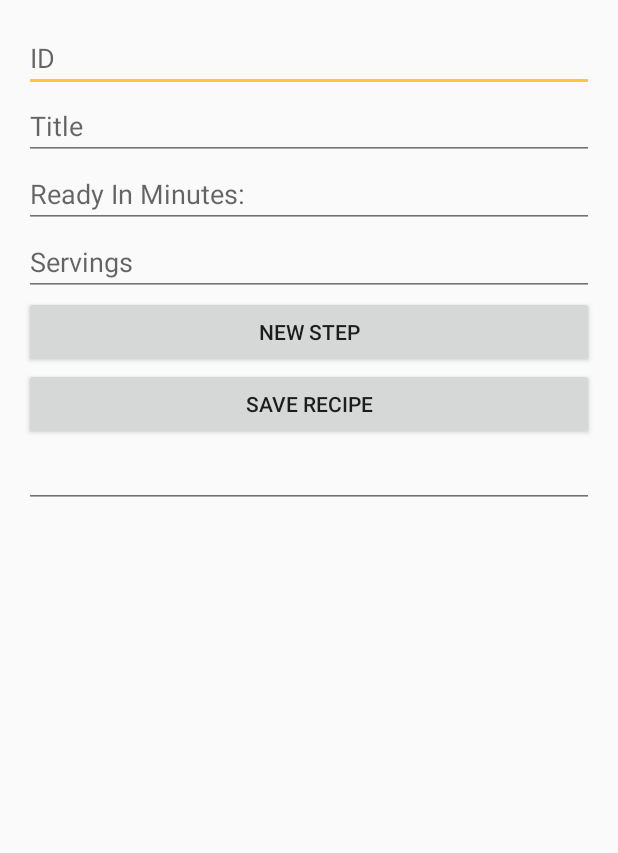
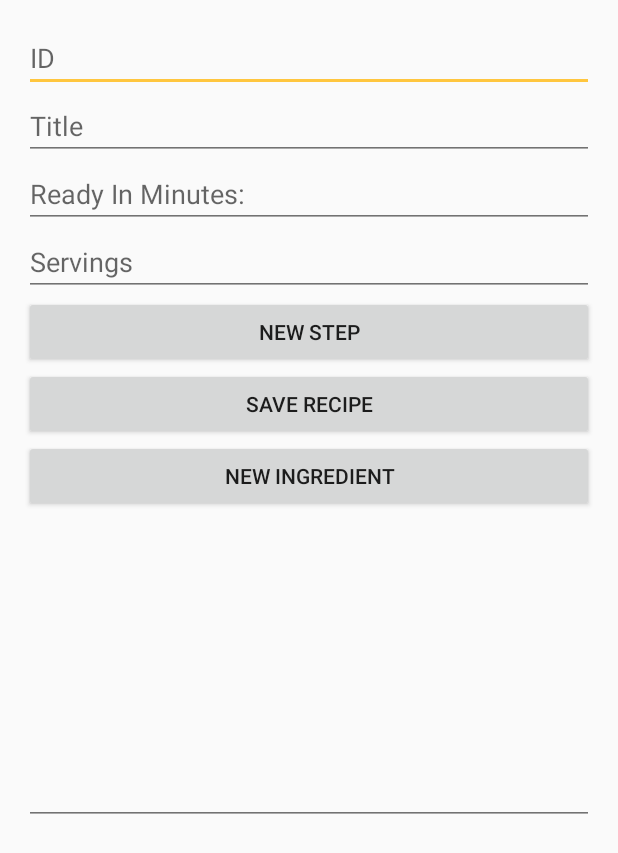
Before and after one commit to paulentine/LookMaCapstone, an Android app: the NewRecipeActivity screen opened directly, with no data from a screen before it, after a tap on "SAVE RECIPE", on a phone screen of 412 x 824 dp. Shown: the top 853 px of the screen. Run offline under Robolectric (Android 15) with nearby library versions, the phone set to English and light mode, and no system bars; our stand-ins replace Firebase (no records; nobody signed in at launch, a user with empty details on screens opened directly); 3 statements that could not run were skipped; 1 other tap on this screen came first.

Commit message:
New Recipes can be created with dynamically-created ingredients field

```diff
--- a/app/src/main/java/com/paulentine/android/capstone/NewRecipeActivity.java
+++ b/app/src/main/java/com/paulentine/android/capstone/NewRecipeActivity.java
@@ -2,9 +2,6 @@ package com.paulentine.android.capstone;
 
 import android.os.Bundle;
 import android.util.Log;
-import android.view.Menu;
-import android.view.MenuInflater;
-import android.view.MenuItem;
 import android.view.View;
 import android.widget.Button;
 import android.widget.EditText;
@@ -13,15 +10,17 @@ import android.widget.TextView;
 import android.widget.Toast;
 
 import androidx.appcompat.app.AppCompatActivity;
-import androidx.appcompat.widget.Toolbar;
+import androidx.appcompat.widget.AppCompatTextView;
 
 import com.google.firebase.firestore.CollectionReference;
 import com.google.firebase.firestore.FirebaseFirestore;
+import com.paulentine.android.capstone.model.ExtendedIngredient;
 import com.paulentine.android.capstone.model.Recipe;
 import com.paulentine.android.capstone.model.Step;
 
+import org.w3c.dom.Text;
+
 import java.util.ArrayList;
-import java.util.Arrays;
 import java.util.List;
 
 public class NewRecipeActivity extends AppCompatActivity {
@@ -54,6 +53,28 @@ public class NewRecipeActivity extends AppCompatActivity {
             }
         });
 
+        final LinearLayout ingredientsLayout = (LinearLayout) findViewById(R.id.ingredients_linear_layout);
+
+        final Button mNewIngredientButton = findViewById(R.id.recipe_button_new_ingredient);
+        mNewIngredientButton.setOnClickListener(new View.OnClickListener() {
+            @Override
+            public void onClick(View view) {
+
+                LinearLayout ingredientLayout = new LinearLayout(ingredientsLayout.getContext());
+
+                EditText editName = new EditText(ingredientLayout.getContext());
+
+                EditText editAmount = new EditText(ingredientLayout.getContext());
+
+                EditText editUnit = new EditText(ingredientLayout.getContext());
+
+                ingredientLayout.addView(editName);
+                ingredientLayout.addView(editAmount);
+                ingredientLayout.addView(editUnit);
+                ingredientsLayout.addView(ingredientLayout);
+            }
+        });
+
         final Button mSaveButton = findViewById(R.id.recipe_button_save);
         mSaveButton.setOnClickListener(new View.OnClickListener() {
             @Override
@@ -68,14 +89,38 @@ public class NewRecipeActivity extends AppCompatActivity {
         String title = editTextTitle.getText().toString();
         int readyInMinutes = Integer.parseInt(editTextReadyInMinutes.getText().toString());
         int servings = Integer.parseInt(editTextServings.getText().toString());
+        List<ExtendedIngredient> extendedIngredients = new ArrayList<ExtendedIngredient>();
         List<Step> steps = new ArrayList<Step>();
 
         final LinearLayout stepsLayout = findViewById(R.id.steps_linear_layout);
-        int count = stepsLayout.getChildCount();
+//        int count = stepsLayout.getChildCount();
         for (int stepNum = 0; stepNum < stepsCount; stepNum++) {
             EditText stepField = (EditText)stepsLayout.getChildAt(stepNum);
             String stepInstruction = stepField.getText().toString();
             steps.add(new Step(stepNum, stepInstruction));
+        }
+
+        final LinearLayout ingredientsLayout = findViewById(R.id.ingredients_linear_layout);
+
+        int ingredientsCount = ingredientsLayout.getChildCount();
+        Log.d("ingredientsCount", Integer.toString(ingredientsCount));
+
+        for (int ingNum = 0; ingNum < ingredientsCount; ingNum++) {
+            // Use findViewWithTag
+
+            LinearLayout ingredientLayout = (LinearLayout)ingredientsLayout.getChildAt(ingNum);
+            Log.d("ingredientLayout", (String.valueOf(ingredientLayout)));
+
+            EditText editIngredientName = (EditText) ingredientLayout.getChildAt(0);
+            String ingredientName = editIngredientName.getText().toString();
+
+            EditText editIngredientAmount = (EditText) ingredientLayout.getChildAt(1);
+            Integer ingredientAmount = Integer.parseInt(editIngredientAmount.getText().toString());
+
+            EditText editIngredientUnit = (EditText) ingredientLayout.getChildAt(2);
+            String ingredientUnit = editIngredientUnit.getText().toString();
+
+            extendedIngredients.add(new ExtendedIngredient(ingredientName, ingredientAmount, ingredientUnit));
         }
 
         if (title.trim().isEmpty()) {
@@ -86,7 +131,7 @@ public class NewRecipeActivity extends AppCompatActivity {
         CollectionReference recipesRef = FirebaseFirestore.getInstance()
                 .collection("testRecipes");
 
-        recipesRef.add(new Recipe(id, title, readyInMinutes, servings, steps));
+        recipesRef.add(new Recipe(id, title, readyInMinutes, servings, extendedIngredients, steps));
 
         Toast.makeText(this, "Recipe added", Toast.LENGTH_SHORT).show();
         finish();
--- a/app/src/main/res/layout/activity_new_recipe.xml
+++ b/app/src/main/res/layout/activity_new_recipe.xml
@@ -49,16 +49,29 @@
         android:layout_height="wrap_content"
         android:text="Save Recipe" />
 
+    <Button
+        android:id="@+id/recipe_button_new_ingredient"
+        android:layout_width="match_parent"
+        android:layout_height="wrap_content"
+        android:text="New Ingredient" />
+
     <LinearLayout
-        xmlns:android="http://schemas.android.com/apk/res/android"
-        xmlns:tools="http://schemas.android.com/tools"
-        android:id="@+id/steps_linear_layout"
+        android:id="@+id/ingredients_linear_layout"
         android:layout_width="match_parent"
-        android:layout_height="match_parent"
-        tools:context=".NewRecipeActivity"
-        android:orientation="vertical">
+        android:layout_height="163dp"
+        android:orientation="vertical"
+        tools:context=".NewRecipeActivity">
 
     </LinearLayout>
 
+    <LinearLayout
+        android:id="@+id/steps_linear_layout"
+        android:layout_width="match_parent"
+        android:layout_height="226dp"
+        android:orientation="vertical"
+        android:layout_below="@+id/ingredients_linear_layout"
+        tools:context=".NewRecipeActivity">
+
+    </LinearLayout>
 
 </LinearLayout>
```
Also changed, not shown: app/src/main/java/com/paulentine/android/capstone/MainActivity.java (+1 -24 lines).
